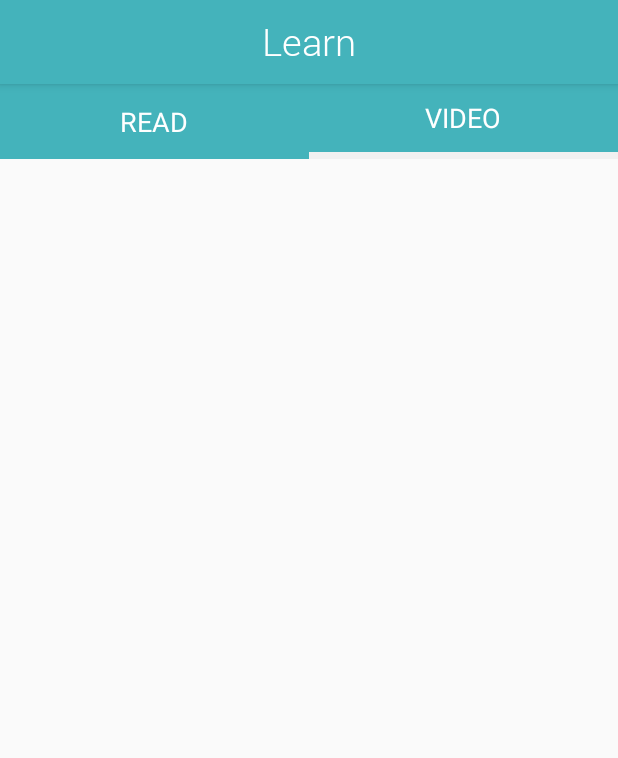
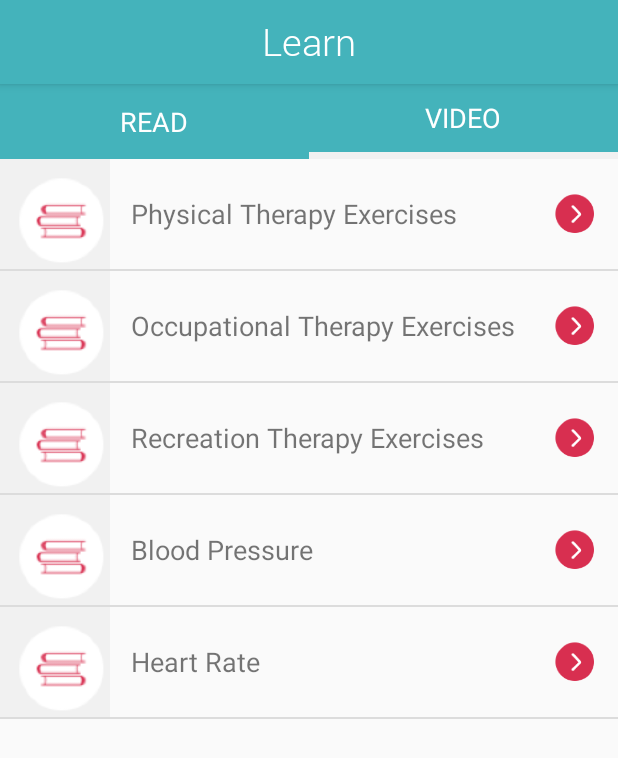
Before and after one commit to rachelgrau/Health4TheWorldStroke, an Android app: the LearnActivity screen opened directly, with no data from a screen before it, after a tap on "VIDEO", on a phone screen of 412 x 824 dp. Shown: the top 758 px of the screen. Run offline under Robolectric (Android 15) with nearby library versions, the phone set to English and light mode, and no system bars.

Commit message:
populate list view with video content, too

```diff
--- a/app/src/main/java/com/example/rachel/health4theworldstroke/Adapters/LearnContentAdapter.java
+++ b/app/src/main/java/com/example/rachel/health4theworldstroke/Adapters/LearnContentAdapter.java
@@ -9,7 +9,6 @@ import android.widget.ImageButton;
 import android.widget.TextView;
 
 import com.example.rachel.health4theworldstroke.Models.LearnContent;
-import com.example.rachel.health4theworldstroke.Models.ReadLearnContent;
 import com.example.rachel.health4theworldstroke.R;
 
 import java.util.ArrayList;
@@ -61,7 +60,7 @@ public class LearnContentAdapter extends BaseAdapter {
         ImageButton arrowButton = (ImageButton) rowView.findViewById(R.id.pink_arrow);
 
         // Populate view with relevant content
-        ReadLearnContent contentItem = (ReadLearnContent) getItem(position);
+        LearnContent contentItem = (LearnContent) getItem(position);
         titleTextView.setText(contentItem.title);
 
 //        Picasso.with(mContext).load(contentItem.imageUrl).placeholder(R.mipmap.ic_launcher).into(thumbnailImageView);
--- a/app/src/main/java/com/example/rachel/health4theworldstroke/Models/VideoLearnContent.java
+++ b/app/src/main/java/com/example/rachel/health4theworldstroke/Models/VideoLearnContent.java
@@ -10,6 +10,28 @@ public class VideoLearnContent extends LearnContent{
 
     public static ArrayList<LearnContent> getVideoContent() {
         ArrayList<LearnContent> content = new ArrayList<LearnContent>();
+
+        VideoLearnContent physicalTherapy = new VideoLearnContent();
+        physicalTherapy.title = "Physical Therapy Exercises";
+
+        VideoLearnContent occupationalTherapy = new VideoLearnContent();
+        occupationalTherapy.title = "Occupational Therapy Exercises";
+
+        VideoLearnContent recreationTherapy = new VideoLearnContent();
+        recreationTherapy.title = "Recreation Therapy Exercises";
+
+        VideoLearnContent bloodPressure = new VideoLearnContent();
+        bloodPressure.title = "Blood Pressure";
+
+        VideoLearnContent heartRate = new VideoLearnContent();
+        heartRate.title = "Heart Rate";
+
+        content.add(physicalTherapy);
+        content.add(occupationalTherapy);
+        content.add(recreationTherapy);
+        content.add(bloodPressure);
+        content.add(heartRate);
+
         return content;
     }
 }
```
